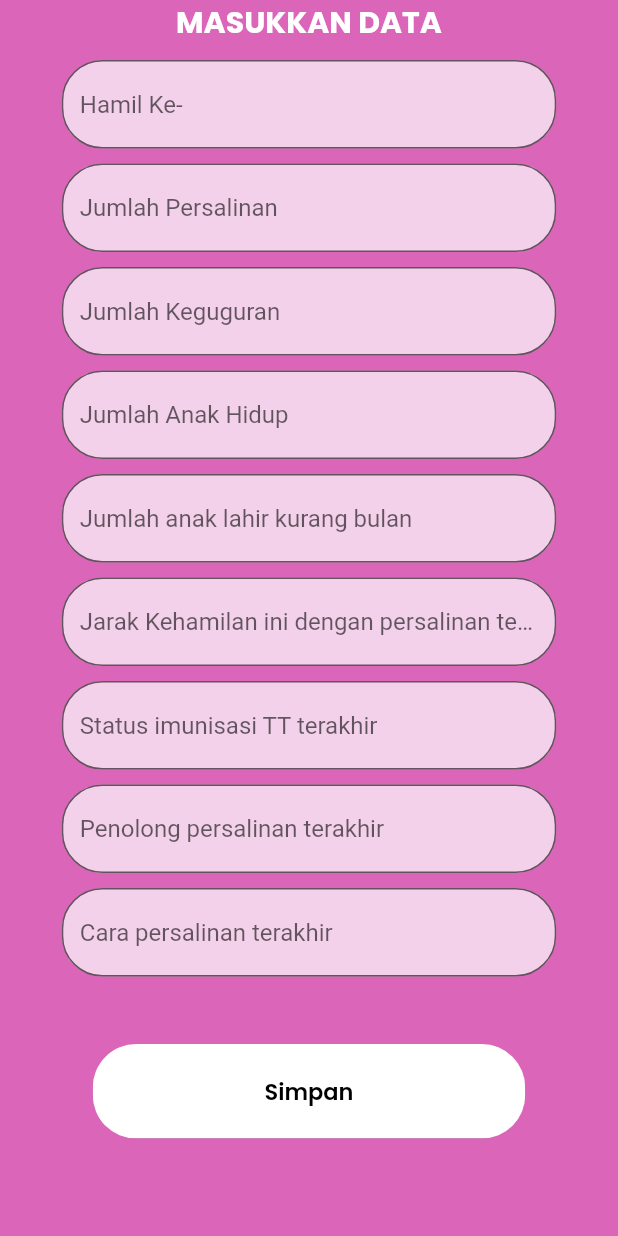
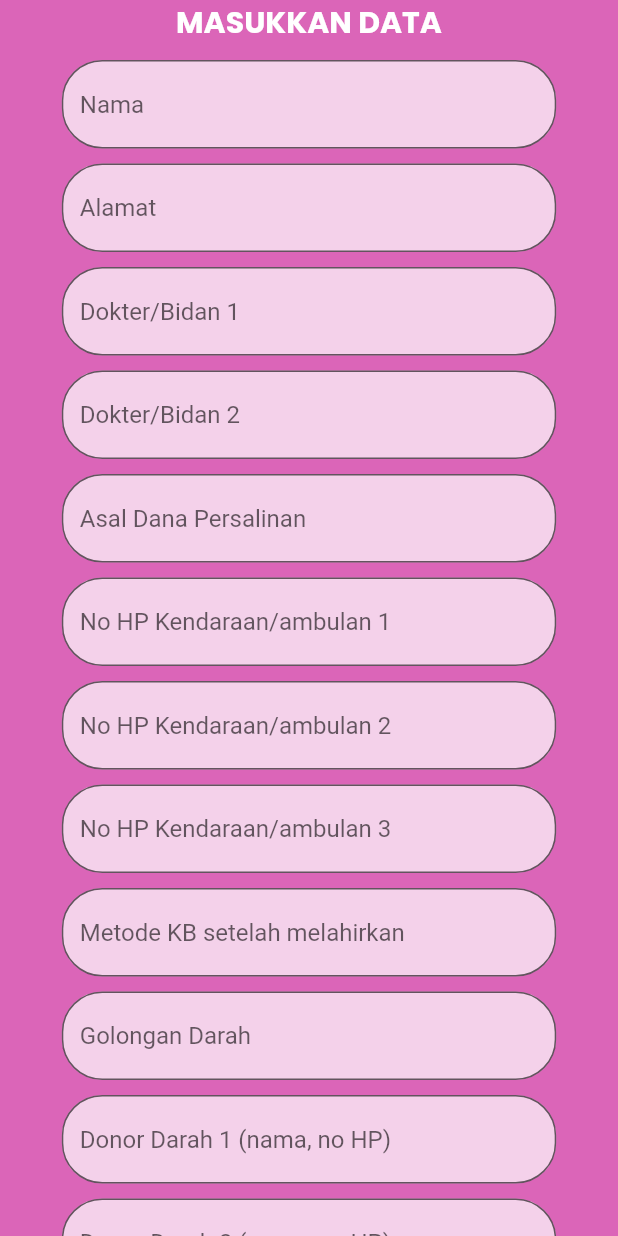
Before and after one commit to Rwhytm/My_ADA-Flutter, a Flutter app: the TambahDataMenyambut screen opened directly, on a phone screen of 412 x 824 dp. Run offline on Flutter 3.47's test engine with Material 2 defaults, Android fonts, the phone set to English and light mode, and no system bars; our stand-ins replace cloud_firestore, firebase_auth, firebase_core, flutter_svg, google_fonts; missing offline and left inert: dart:ffi, outlined_text; accounts and stored records are empty.

Commit message:
add create for menyambut kehamilan

```diff
--- a/buku_kia/lib/pages/catatan_ibu_hamil/tambah_data_menyambut.dart
+++ b/buku_kia/lib/pages/catatan_ibu_hamil/tambah_data_menyambut.dart
@@ -107,41 +107,41 @@ class _TambahDataMenyambutState extends State<TambahDataMenyambut> {
                         height: 10,
                       ),
                       RoundedInputField(
-                        keyboard: TextInputType.number,
+                        keyboard: TextInputType.name,
                         controller: hamilKeController,
-                        hintText: "Hamil Ke-",
+                        hintText: "Nama",
                       ),
                       const SizedBox(
                         height: 10,
                       ),
                       RoundedInputField(
-                        keyboard: TextInputType.number,
+                        keyboard: TextInputType.name,
                         controller: jumlahPersalinanController,
-                        hintText: "Jumlah Persalinan",
+                        hintText: "Alamat",
                       ),
                       const SizedBox(
                         height: 10,
                       ),
                       RoundedInputField(
-                        keyboard: TextInputType.number,
+                        keyboard: TextInputType.name,
                         controller: jumlahKeguguranController,
-                        hintText: "Jumlah Keguguran",
+                        hintText: "Dokter/Bidan 1",
                       ),
                       const SizedBox(
                         height: 10,
                       ),
                       RoundedInputField(
-                        keyboard: TextInputType.number,
+                        keyboard: TextInputType.name,
                         controller: jumlahAnakHidupController,
-                        hintText: "Jumlah Anak Hidup",
+                        hintText: "Dokter/Bidan 2",
                       ),
                       const SizedBox(
                         height: 10,
                       ),
                       RoundedInputField(
-                        keyboard: TextInputType.number,
+                        keyboard: TextInputType.name,
                         controller: jumlahAnakLahirKurangController,
-                        hintText: "Jumlah anak lahir kurang bulan",
+                        hintText: "Asal Dana Persalinan",
                       ),
                       const SizedBox(
                         height: 10,
@@ -149,8 +149,7 @@ class _TambahDataMenyambutState extends State<TambahDataMenyambut> {
                       RoundedInputField(
                         keyboard: TextInputType.name,
                         controller: jarakKehamilanController,
-                        hintText:
-                            "Jarak Kehamilan ini dengan persalinan terakhir",
+                        hintText: "No HP Kendaraan/ambulan 1",
                       ),
                       const SizedBox(
                         height: 10,
@@ -158,7 +157,7 @@ class _TambahDataMenyambutState extends State<TambahDataMenyambut> {
                       RoundedInputField(
                         keyboard: TextInputType.name,
                         controller: statusImunisasiController,
-                        hintText: "Status imunisasi TT terakhir",
+                        hintText: "No HP Kendaraan/ambulan 2",
                       ),
                       const SizedBox(
                         height: 10,
@@ -166,7 +165,7 @@ class _TambahDataMenyambutState extends State<TambahDataMenyambut> {
                       RoundedInputField(
                         keyboard: TextInputType.name,
                         controller: penolongPersalinanController,
-                        hintText: "Penolong persalinan terakhir",
+                        hintText: "No HP Kendaraan/ambulan 3",
                       ),
                       const SizedBox(
                         height: 10,
@@ -174,7 +173,31 @@ class _TambahDataMenyambutState extends State<TambahDataMenyambut> {
                       RoundedInputField(
                         keyboard: TextInputType.name,
                         controller: caraPersalinanController,
-                        hintText: "Cara persalinan terakhir",
+                        hintText: "Metode KB setelah melahirkan",
+                      ),
+                      const SizedBox(
+                        height: 10,
+                      ),
+                      RoundedInputField(
+                        keyboard: TextInputType.name,
+                        controller: caraPersalinanController,
+                        hintText: "Golongan Darah",
+                      ),
+                      const SizedBox(
+                        height: 10,
+                      ),
+                      RoundedInputField(
+                        keyboard: TextInputType.name,
+                        controller: caraPersalinanController,
+                        hintText: "Donor Darah 1 (nama, no HP)",
+                      ),
+                      const SizedBox(
+                        height: 10,
+                      ),
+                      RoundedInputField(
+                        keyboard: TextInputType.name,
+                        controller: caraPersalinanController,
+                        hintText: "Donor Darah 2 (nama, no HP)",
                       ),
                       const SizedBox(
                         height: 10,
```
